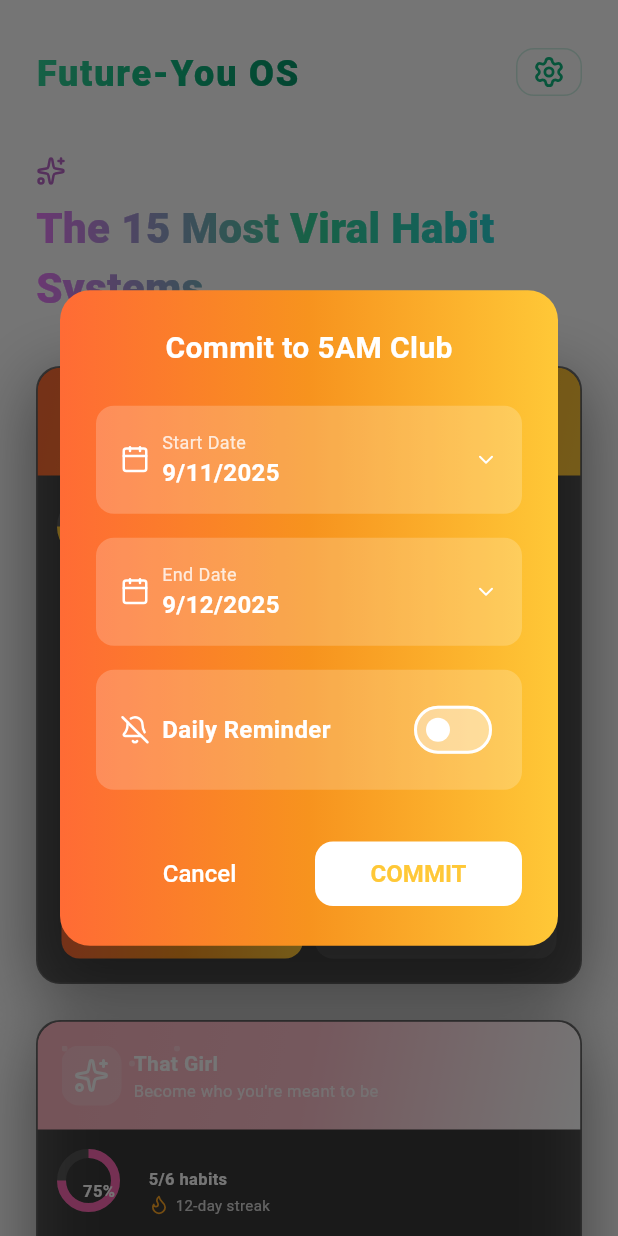
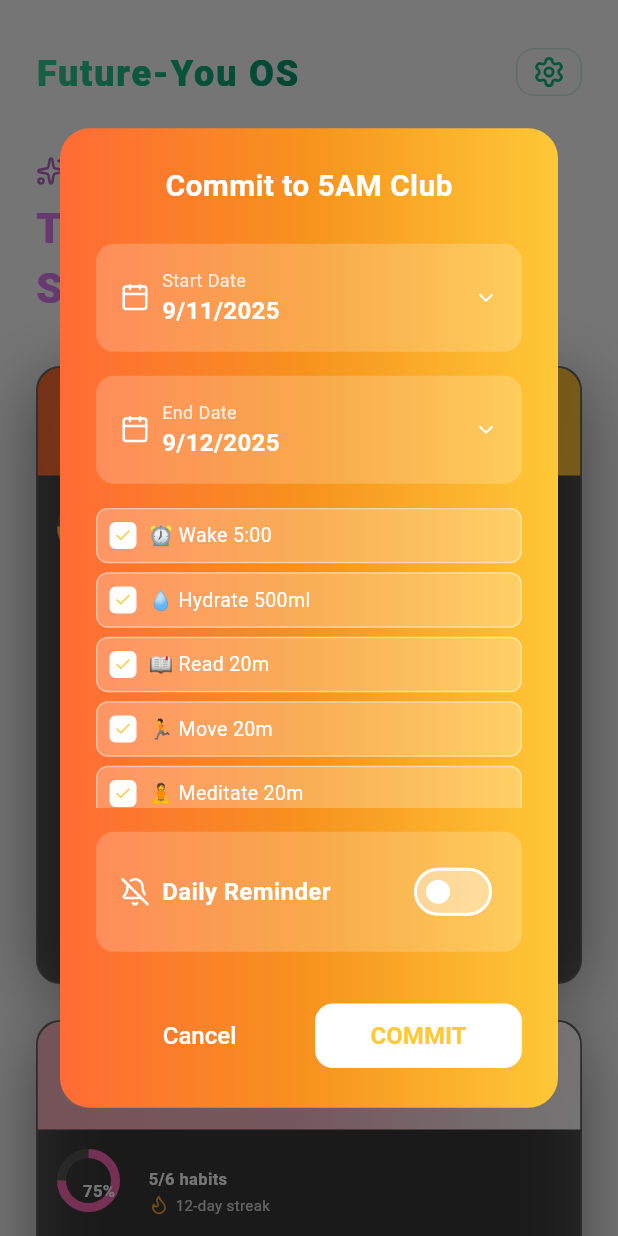
Before and after one commit to stossthegreat/futureyou, a Flutter app: the ViralSystemsScreen screen opened directly, after a tap on "COMMIT", on a phone screen of 412 x 824 dp. Run offline on Flutter 3.47's test engine with Material 3 defaults, Android fonts, the phone set to English and light mode, and no system bars; drawn by our look-alikes of flutter_animate; our stand-ins replace audioplayers, emoji_picker_flutter, firebase_auth, firebase_core, flutter_local_notifications, flutter_riverpod and 13 more; missing offline and left inert: android_alarm_manager_plus; accounts and stored records are empty.

Commit message:
🎯 WIP: Viral Systems - Selectable Habits + System Storage
HABIT SELECTION IN COMMIT DIALOG:
✅ Added checkboxes to select/deselect individual habits
✅ All habits selected by default
✅ Click any habit to toggle selection
✅ Visual feedback (brighter background when selected)
✅ Only creates habits that are selected
✅ Shows count of selected habits in success message
✅ Prevents committing with 0 selected habits

HABIT SYSTEM MODEL:
✅ Created HabitSystem model to group related habits
✅ Stores system metadata (name, tagline, icon, colors, gradient)
✅ Links to actual habit IDs
✅ JSON serialization for Hive storage

STORAGE LAYER:
✅ Added habit_systems box to LocalStorage
✅ CRUD methods for systems (save, get, getAll, delete)
✅ Proper JSON conversion

NEXT STEPS (TODO):
- Create SystemCard widget matching viral system design
- Display systems on Home screen with live completion %
- Display systems on Planner screen
- Test that system habits tick/delete correctly

Brother, habits are now selectable! User can choose which ones to commit! 🎯

```diff
--- a/lib/screens/viral_systems_screen.dart
+++ b/lib/screens/viral_systems_screen.dart
@@ -539,6 +539,14 @@ class _CommitDialogState extends ConsumerState<_CommitDialog> {
   DateTime _startDate = DateTime.now();
   DateTime _endDate = DateTime.now().add(const Duration(days: 30));
   bool _alarmEnabled = false;
+  late List<bool> _selectedHabits;
+
+  @override
+  void initState() {
+    super.initState();
+    // All habits selected by default
+    _selectedHabits = List.filled(widget.system.habits.length, true);
+  }
 
   @override
   Widget build(BuildContext context) {
@@ -603,6 +611,65 @@ class _CommitDialogState extends ConsumerState<_CommitDialog> {
 
             const SizedBox(height: AppSpacing.md),
 
+            // Habit Selection
+            Container(
+              constraints: const BoxConstraints(maxHeight: 200),
+              child: ListView.builder(
+                shrinkWrap: true,
+                itemCount: widget.system.habits.length,
+                itemBuilder: (context, index) {
+                  return GestureDetector(
+                    onTap: () {
+                      setState(() => _selectedHabits[index] = !_selectedHabits[index]);
+                    },
+                    child: Container(
+                      margin: const EdgeInsets.only(bottom: 6),
+                      padding: const EdgeInsets.all(AppSpacing.sm),
+                      decoration: BoxDecoration(
+                        color: Colors.white.withOpacity(_selectedHabits[index] ? 0.25 : 0.1),
+                        borderRadius: BorderRadius.circular(AppBorderRadius.sm),
+                        border: Border.all(
+                          color: Colors.white.withOpacity(_selectedHabits[index] ? 0.4 : 0.2),
+                        ),
+                      ),
+                      child: Row(
+                        children: [
+                          Container(
+                            width: 18,
+                            height: 18,
+                            decoration: BoxDecoration(
+                              color: _selectedHabits[index] ? Colors.white : Colors.transparent,
+                              borderRadius: BorderRadius.circular(4),
+                              border: Border.all(color: Colors.white, width: 2),
+                            ),
+                            child: _selectedHabits[index]
+                                ? Icon(
+                                    LucideIcons.check,
+                                    size: 12,
+                                    color: widget.system.accentColor,
+                                  )
+                                : null,
+                          ),
+                          const SizedBox(width: 8),
+                          Expanded(
+                            child: Text(
+                              widget.system.habits[index],
+                              style: const TextStyle(
+                                color: Colors.white,
+                                fontSize: 13,
+                              ),
+                            ),
+                          ),
+                        ],
+                      ),
+                    ),
+                  );
+                },
+              ),
+            ),
+
+            const SizedBox(height: AppSpacing.md),
+
             // Alarm Toggle
             Container(
               padding: const EdgeInsets.all(AppSpacing.md),
@@ -656,26 +723,48 @@ class _CommitDialogState extends ConsumerState<_CommitDialog> {
                     onPressed: () async {
                       Navigator.pop(context);
 
-                      // Commit all habits in the system
+                      // Count selected habits
+                      final selectedCount = _selectedHabits.where((selected) => selected).length;
+                      if (selectedCount == 0) {
+                        ScaffoldMessenger.of(context).showSnackBar(
+                          const SnackBar(content: Text('⚠️ Please select at least one habit')),
+                        );
+                        return;
+                      }
+
+                      // Commit only selected habits
                       try {
-                        for (final habit in widget.system.habits) {
+                        final habitIds = <String>[];
+
+                        for (int i = 0; i < widget.system.habits.length; i++) {
+                          if (_selectedHabits[i]) {
+                            final habitId = DateTime.now().millisecondsSinceEpoch.toString() + '_$i';
+                            habitIds.add(habitId);
+
                             await ref.read(habitEngineProvider.notifier).createHabit(
-                            title: habit,
+                              title: widget.system.habits[i],
                               type: 'habit',
                               time: '', // No specific time for system habits
                               startDate: _startDate,
                               endDate: _endDate,
                               repeatDays: [0, 1, 2, 3, 4, 5, 6], // All days
                               color: widget.system.accentColor,
-                            emoji: habit.split(' ').first, // Extract emoji from habit string
+                              emoji: widget.system.habits[i].split(' ').first, // Extract emoji
                               reminderOn: _alarmEnabled,
                             );
+
+                            // Small delay to ensure unique IDs
+                            await Future.delayed(const Duration(milliseconds: 10));
                           }
+                        }
+
+                        // TODO: Store system metadata linking to habit IDs
+                        // This will be used to show system cards on Home/Planner
 
                         if (mounted) {
                           ScaffoldMessenger.of(context).showSnackBar(
                             SnackBar(
-                              content: Text('✅ Committed ${widget.system.habits.length} habits from ${widget.system.name}!'),
+                              content: Text('✅ Committed $selectedCount habits from ${widget.system.name}!'),
                               backgroundColor: widget.system.accentColor,
                               duration: const Duration(seconds: 3),
                             ),
```
Also changed, not shown: lib/models/habit_system.dart (added, +70 -0 lines), lib/services/local_storage.dart (+35 -0 lines). Lines whose indentation alone changed are shown as unchanged.
